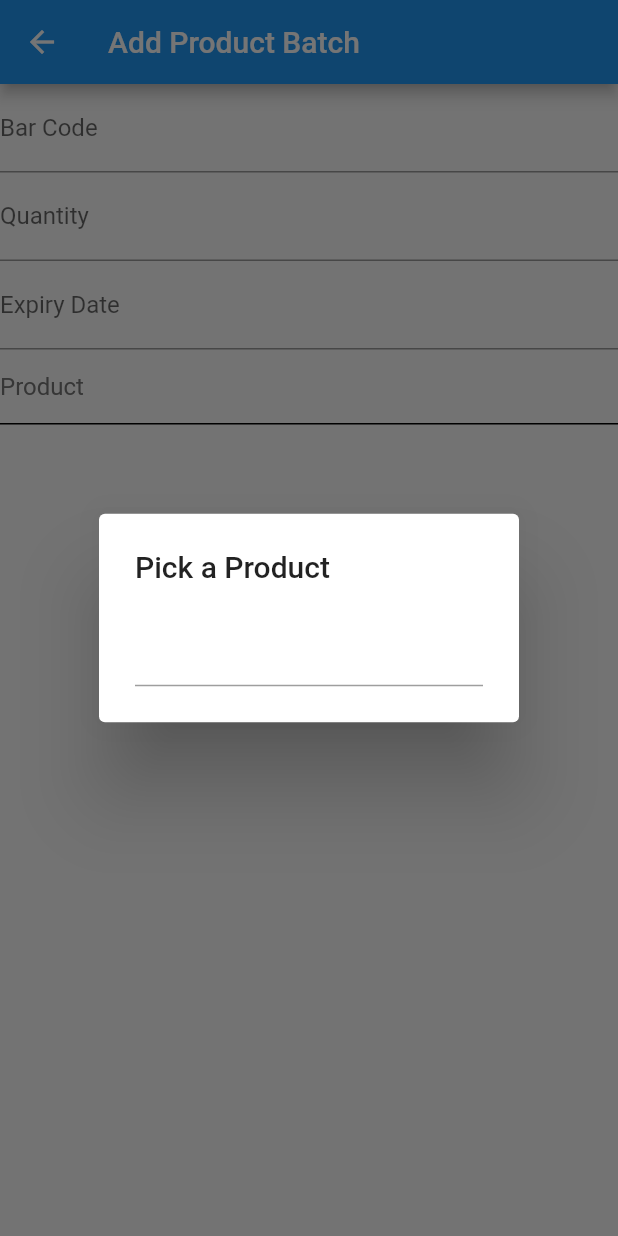
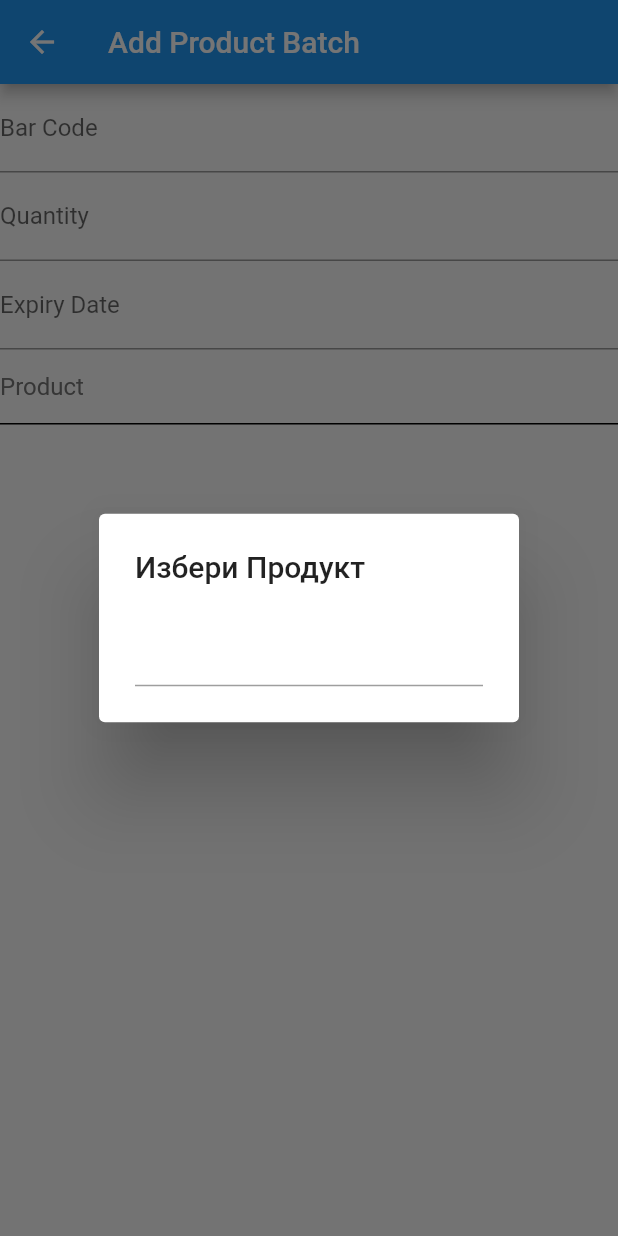
Before and after one commit to KolevDarko/date-checker-mobile, a Flutter app: the AddProductBatchView screen opened directly, after a tap on "Product", on a phone screen of 412 x 824 dp. Run offline on Flutter 3.47's test engine with Material 2 defaults, Android fonts, the phone set to English and light mode, and no system bars; our stand-ins replace equatable, floor, flutter_bloc, flutter_datetime_picker, get_it, sqflite; accounts and stored records are empty; generated files the repository leaves out were written again; network calls fail.

Commit message:
Made ProductPickerDialog generic so now works for product batch items too. Added a button to search for product batch in the all product batches tab view.

```diff
--- a/lib/custom_widgets.dart/custom_product_picker.dart
+++ b/lib/custom_widgets.dart/custom_product_picker.dart
@@ -22,7 +22,8 @@ class ProductPickerField extends FormField<Product> {
                       context: context,
                       builder: (context) {
                         return ProductPickerDialog(
-                          products: products,
+                          items: products,
+                          label: "Продукт",
                         );
                       }).then((val) {
                     state.didChange(val);
@@ -33,12 +34,13 @@ class ProductPickerField extends FormField<Product> {
                   children: <Widget>[
                     Container(
                       decoration: BoxDecoration(
-                          border: Border(
-                              bottom: BorderSide(
-                                  width: 1.0,
-                                  color: state.hasError
-                                      ? Colors.red
-                                      : Colors.black))),
+                        border: Border(
+                          bottom: BorderSide(
+                              width: 1.0,
+                              color:
+                                  state.hasError ? Colors.red : Colors.black),
+                        ),
+                      ),
                       alignment: Alignment.centerLeft,
                       height: 50.0,
                       child: state.value != null
@@ -64,25 +66,31 @@ class ProductPickerField extends FormField<Product> {
             });
 }
 
-class ProductPickerDialog extends StatefulWidget {
-  final List<Product> products;
+class ProductPickerDialog<T> extends StatefulWidget {
+  final List<T> items;
+  final String label;
 
-  const ProductPickerDialog({Key key, this.products}) : super(key: key);
+  const ProductPickerDialog({
+    Key key,
+    this.items,
+    this.label,
+  }) : super(key: key);
   @override
   _ProductPickerDialogState createState() => _ProductPickerDialogState();
 }
 
-class _ProductPickerDialogState extends State<ProductPickerDialog> {
+class _ProductPickerDialogState<T> extends State<ProductPickerDialog> {
   TextEditingController inputController = TextEditingController();
-  List<Product> filteredProducts = [];
-  List<Product> allProducts;
+  List<T> filteredItems = [];
+  List<T> allItems;
 
   @override
   void initState() {
-    allProducts = List.from(widget.products);
-    filteredProducts = allProducts;
+    print(widget.items);
+    allItems = List.from(widget.items);
+    filteredItems = allItems;
     inputController.addListener(() {
-      filterProducts();
+      filterItems();
     });
     super.initState();
   }
@@ -90,7 +98,7 @@ class _ProductPickerDialogState extends State<ProductPickerDialog> {
   @override
   Widget build(BuildContext context) {
     return AlertDialog(
-      title: Text('Pick a Product'),
+      title: Text('Избери ${widget.label}'),
       content: SingleChildScrollView(
         child: Column(
           mainAxisSize: MainAxisSize.max,
@@ -99,7 +107,7 @@ class _ProductPickerDialogState extends State<ProductPickerDialog> {
               controller: inputController,
             ),
             Column(
-              children: _buildDialogItems(filteredProducts),
+              children: _buildDialogItems(filteredItems),
             ),
           ],
         ),
@@ -107,24 +115,28 @@ class _ProductPickerDialogState extends State<ProductPickerDialog> {
     );
   }
 
-  filterProducts() {
+  filterItems() {
     if (inputController.text.length > 0) {
       setState(() {
-        filteredProducts = allProducts
-            .where((product) =>
-                product.barCode.contains(inputController.text) ||
-                product.name.contains(inputController.text))
-            .toList();
+        filteredItems = allItems.where((item) {
+          if (item is Product) {
+            return item.barCode.contains(inputController.text) ||
+                item.name.contains(inputController.text);
+          } else if (item is ProductBatch) {
+            return item.barCode.contains(inputController.text);
+          }
+          return null;
+        }).toList();
       });
     }
   }
 
-  List<Widget> _buildDialogItems(List<Product> productList) {
+  List<Widget> _buildDialogItems(List<T> filteredItems) {
     List<Widget> dialogItems = [];
-    for (Product product in filteredProducts) {
+    for (var item in filteredItems) {
       dialogItems.add(GestureDetector(
         onTap: () {
-          Navigator.pop(context, product);
+          Navigator.pop(context, item);
         },
         child: Container(
           padding: EdgeInsets.all(10.0),
@@ -132,9 +144,12 @@ class _ProductPickerDialogState extends State<ProductPickerDialog> {
               BoxDecoration(border: Border(bottom: BorderSide(width: 1.0))),
           child: Row(
             children: <Widget>[
-              SizedBox(width: 8.0),
-              Text("${product.toString()}"),
-              SizedBox(width: 8.0),
+              Expanded(
+                child: Text(
+                  "${item.toString()}",
+                  overflow: TextOverflow.ellipsis,
+                ),
+              ),
             ],
           ),
         ),
```
Also changed, not shown: lib/views/product_batch/all_product_batch.dart (+27 -0 lines).
